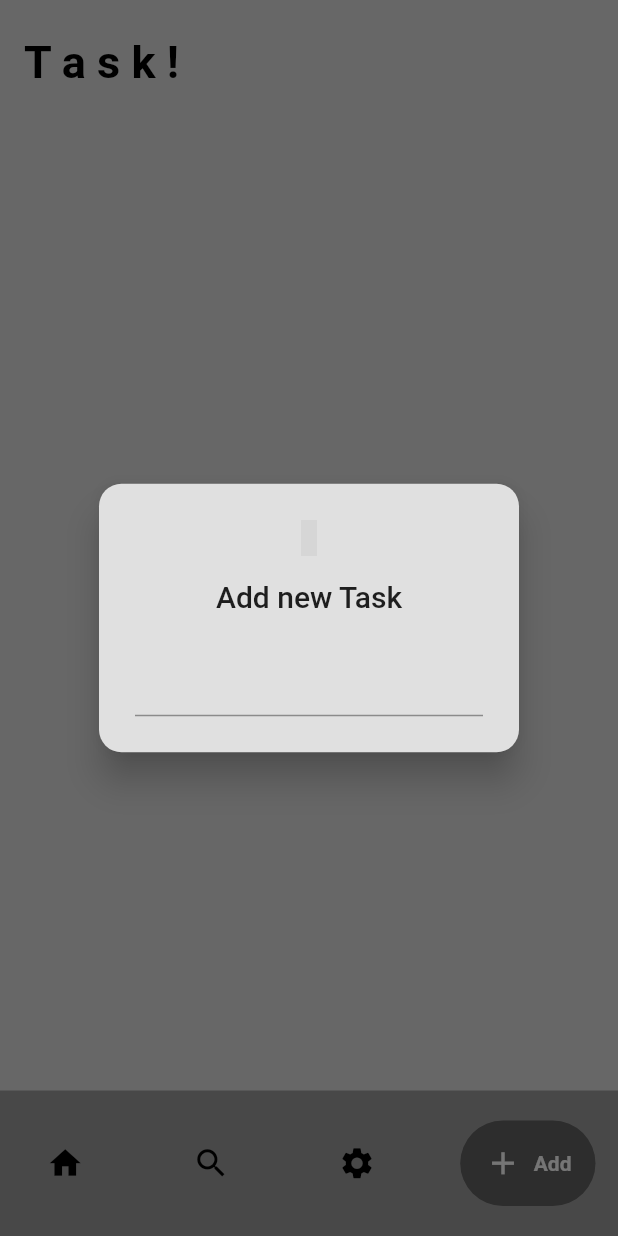
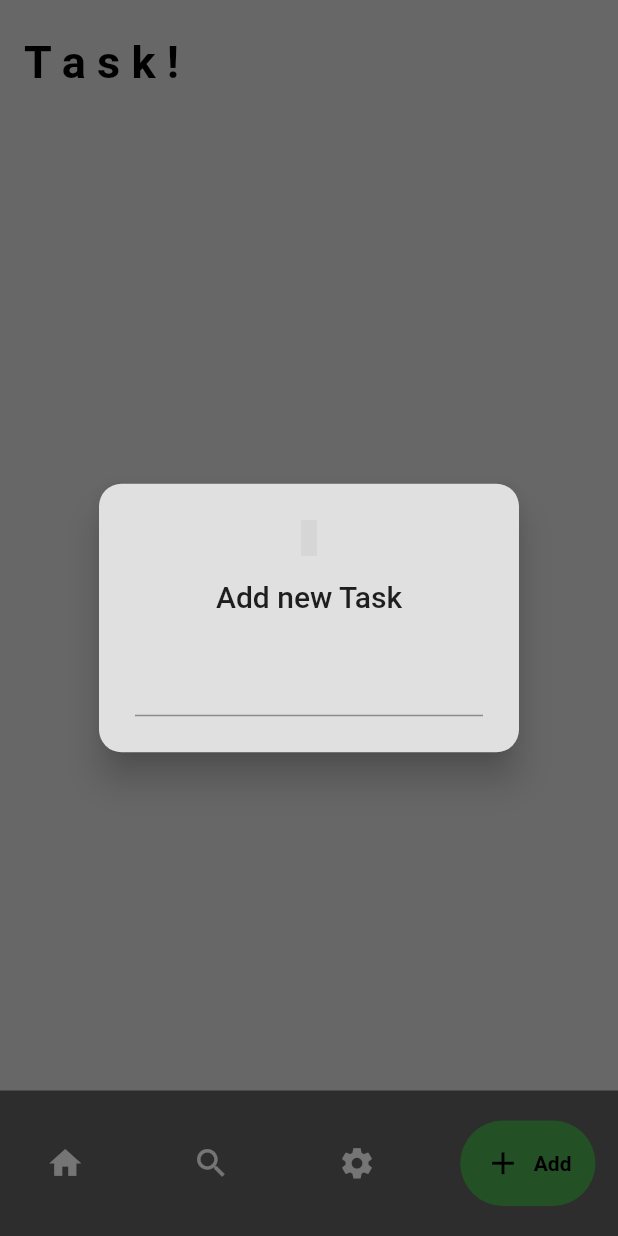
Before and after one commit to sajibahmedb98/Taskly, a Flutter app: the screen it shows after launch, item 4 of the bottom bar chosen, on a phone screen of 412 x 824 dp. Run offline on Flutter 3.47's test engine with Material 2 defaults, Android fonts, the phone set to English and light mode, and no system bars; drawn by our look-alikes of google_nav_bar; our stand-ins replace eva_icons_flutter, flutter_slidable, google_fonts, hive_flutter; accounts and stored records are empty; grey boxes are pictures that could not be loaded.

```diff
--- a/lib/pages/home_pages.dart
+++ b/lib/pages/home_pages.dart
@@ -40,23 +40,24 @@ class _HomepgeState extends State<Homepge> {
       body: _taskView(),
       backgroundColor: Colors.grey[300],
       bottomNavigationBar: Container(
-        color: Colors.grey.shade500,
+        decoration: BoxDecoration(
+          color: Colors.grey.shade700,
+        ),
         child: Padding(
           padding: const EdgeInsets.symmetric(horizontal: 15, vertical: 20),
           child: GNav(
-              backgroundColor: Colors.grey.shade500,
-              color: Colors.black,
-              activeColor: Colors.white,
-              tabBackgroundColor: Colors.grey.shade700,
+              backgroundColor: Colors.grey.shade700,
+              color: Colors.white,
+              activeColor: Colors.black,
+              tabBackgroundColor: Colors.green,
               padding: const EdgeInsets.all(16),
               gap: 8,
               iconSize: 25,
-              tabs:  [
+              tabs: [
                 const GButton(
                   icon: Icons.home,
                   text: 'Home',
                 ),
-
                 const GButton(
                   icon: Icons.search,
                   text: 'Search',
@@ -118,25 +119,26 @@ class _HomepgeState extends State<Homepge> {
           child: Container(
             padding: const EdgeInsets.all(4),
             child: ListTile(
+              iconColor: Colors.red,
               contentPadding:
                   const EdgeInsets.symmetric(horizontal: 10, vertical: 5),
               title: Text(
                 task.content,
                 style: GoogleFonts.openSans(
-                  fontWeight: FontWeight.w700,
-                  fontSize: 17,
-                  decoration: task.isDone ? TextDecoration.lineThrough : null,
-                ),
+                    fontWeight: FontWeight.w700,
+                    fontSize: 18,
+                    decoration: task.isDone ? TextDecoration.lineThrough : null,
+                    decorationThickness: 4),
               ),
               leading: const Icon(
                 EvaIcons.arrowIosForwardOutline,
-                color: Colors.black,
+                // color: Colors.black,
               ),
               trailing: Icon(
                 task.isDone
                     ? EvaIcons.checkmarkCircle
                     : EvaIcons.plusCircleOutline,
-                color: const Color.fromARGB(255, 110, 6, 6),
+                // color: const Color.fromARGB(255, 110, 6, 6),
               ),
               subtitle: Text(
                 DateTime.now().toString(),
```
